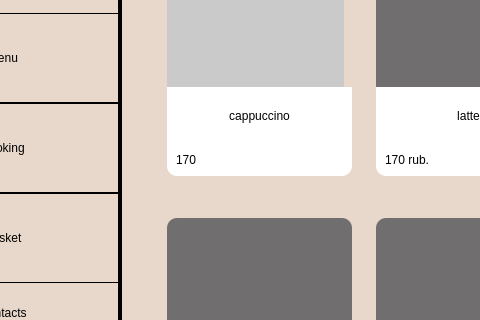
Before: the Qt Designer form application/menuwindow.ui in redm0unt/OurCafe, drawn with Qt 5; both pictures show x 112 to 592 and y 217 to 537 of the 1360 by 765 pixel window.
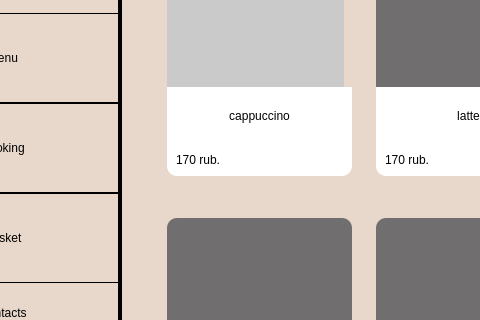
After: the same form once the commit is applied. Icons and pictures are not drawn.

What changed in the file:
```diff
--- a/application/menuwindow.ui
+++ b/application/menuwindow.ui
@@ -910,7 +910,7 @@
              <property name="geometry">
               <rect>
                <x>0</x>
-               <y>0</y>
+               <y>-273</y>
                <width>1090</width>
                <height>922</height>
               </rect>
@@ -1006,7 +1006,7 @@
 font: 600 9pt &quot;Segoe UI&quot;;</string>
                             </property>
                             <property name="text">
-                             <string>170</string>
+                             <string>170 rub.</string>
                             </property>
                             <property name="alignment">
                              <set>Qt::AlignLeading|Qt::AlignLeft|Qt::AlignVCenter</set>
```
Left out of the diff: 4 changed lines with no effect on the pictures.
